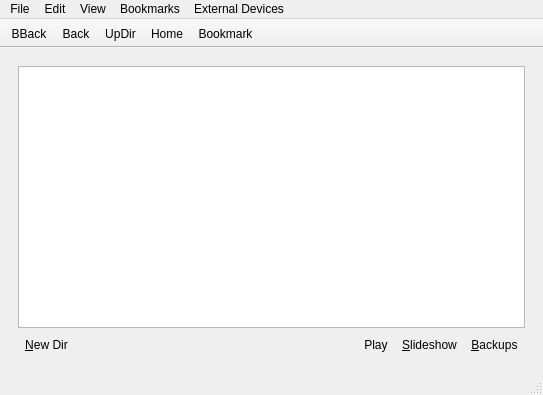
This is lumina/lumina-fm/MainUI.ui in trueos/pcbsd as Qt 5 draws it before an edit. The edited form follows.
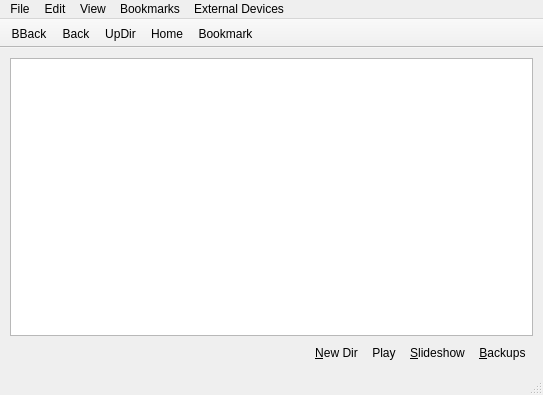
This is the edited form.

Commit message: Another couple small fixs for lumina-fm: 1) Make sure to clear the clipboard if it just successfully finished pasting a "cut" operation (the original file locations are now invalid). 2) Make sure the browser widget is disabled temporarily while it is loading the directory (can take a few moments sometimes - usually right after starting the application). 3) Make sure to clearly list if the directory is read-only at the bottom of the screen.

```diff
--- a/lumina/lumina-fm/MainUI.ui
+++ b/lumina/lumina-fm/MainUI.ui
@@ -15,6 +15,9 @@
   </property>
   <widget class="QWidget" name="centralwidget">
    <layout class="QHBoxLayout" name="horizontalLayout_2">
+    <property name="margin">
+     <number>1</number>
+    </property>
     <item>
      <widget class="QStackedWidget" name="stackedWidget">
       <property name="currentIndex">
@@ -36,25 +39,6 @@
             <property name="spacing">
              <number>0</number>
             </property>
-            <item>
-             <widget class="QToolButton" name="tool_addToDir">
-              <property name="text">
-               <string notr="true">&amp;New Dir</string>
-              </property>
-              <property name="shortcut">
-               <string>Ctrl+N</string>
-              </property>
-              <property name="popupMode">
-               <enum>QToolButton::InstantPopup</enum>
-              </property>
-              <property name="toolButtonStyle">
-               <enum>Qt::ToolButtonTextBesideIcon</enum>
-              </property>
-              <property name="autoRaise">
-               <bool>true</bool>
-              </property>
-             </widget>
-            </item>
             <item>
              <widget class="QLabel" name="label_dir_stats">
               <property name="sizePolicy">
@@ -63,11 +47,36 @@
                 <verstretch>0</verstretch>
                </sizepolicy>
               </property>
+              <property name="font">
+               <font>
+                <weight>75</weight>
+                <bold>true</bold>
+               </font>
+              </property>
               <property name="text">
                <string notr="true"/>
               </property>
              </widget>
             </item>
+            <item>
+             <widget class="QToolButton" name="tool_addToDir">
+              <property name="text">
+               <string notr="true">&amp;New Dir</string>
+              </property>
+              <property name="shortcut">
+               <string>Ctrl+N</string>
+              </property>
+              <property name="popupMode">
+               <enum>QToolButton::InstantPopup</enum>
+              </property>
+              <property name="toolButtonStyle">
+               <enum>Qt::ToolButtonTextBesideIcon</enum>
+              </property>
+              <property name="autoRaise">
+               <bool>true</bool>
+              </property>
+             </widget>
+            </item>
             <item>
              <widget class="QToolButton" name="tool_goToPlayer">
               <property name="toolTip">
```
Left out of the diff: 13 changed lines with no effect on the pictures. The commit also changes 1 other file.
